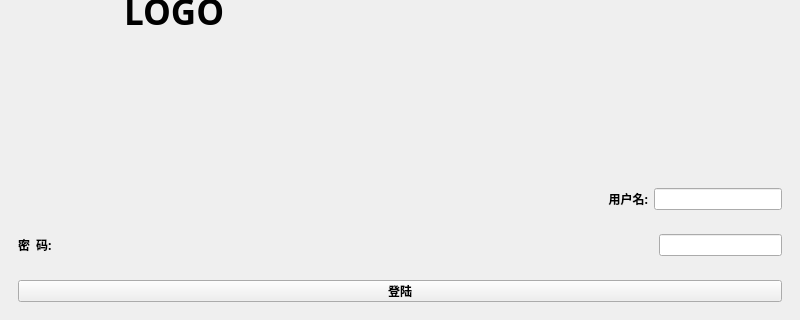
The window that src/ui/mainwindow.ui (tkpclark/tinker) describes before a commit, drawn with Qt 5; both pictures show x 0 to 800 and y 160 to 480 of the 800 by 480 pixel window.
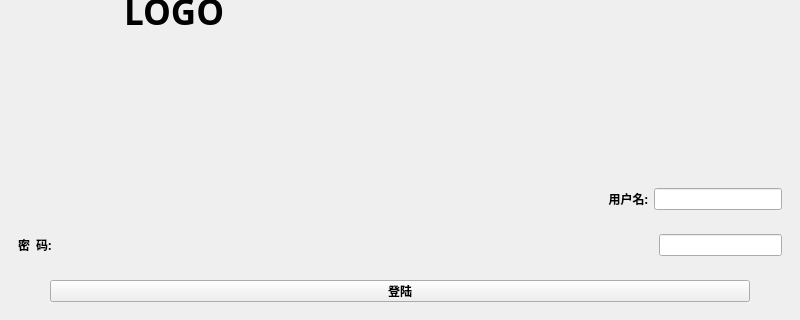
The same window after the commit. Icons and pictures are not drawn.

Patch:
```diff
--- a/src/ui/mainwindow.ui
+++ b/src/ui/mainwindow.ui
@@ -206,8 +206,8 @@
          </property>
          <property name="maximumSize">
           <size>
-           <width>800</width>
-           <height>40</height>
+           <width>700</width>
+           <height>16777215</height>
           </size>
          </property>
          <property name="font">
```
Left out of the diff: 15 changed lines with no effect on the pictures.
